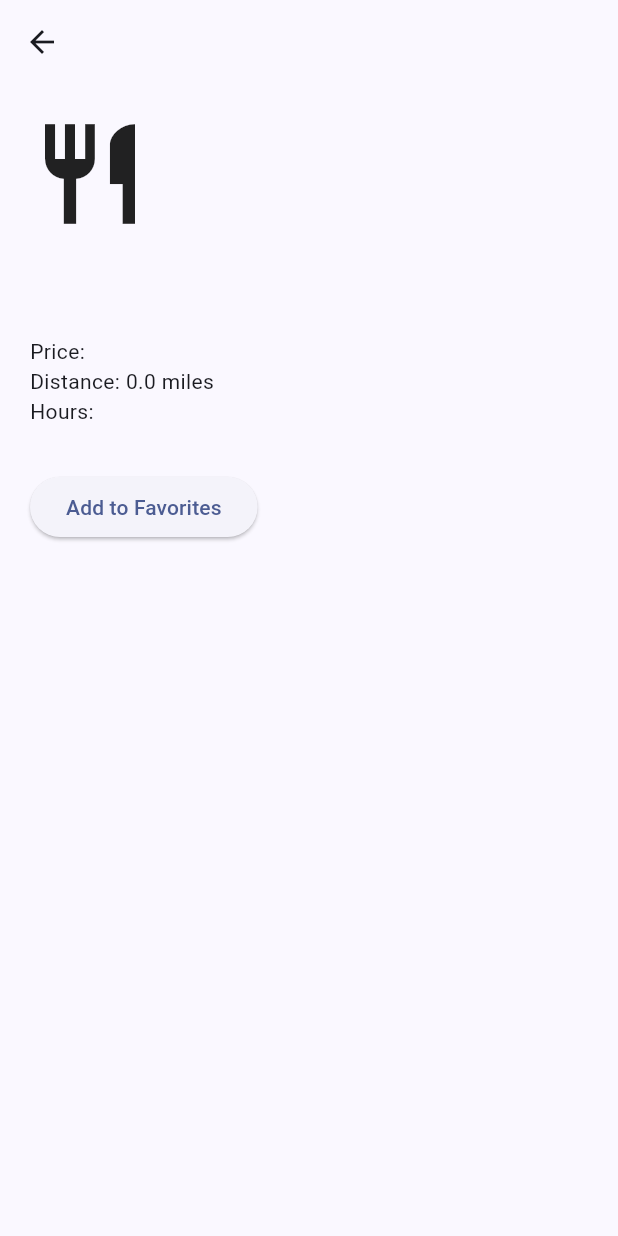
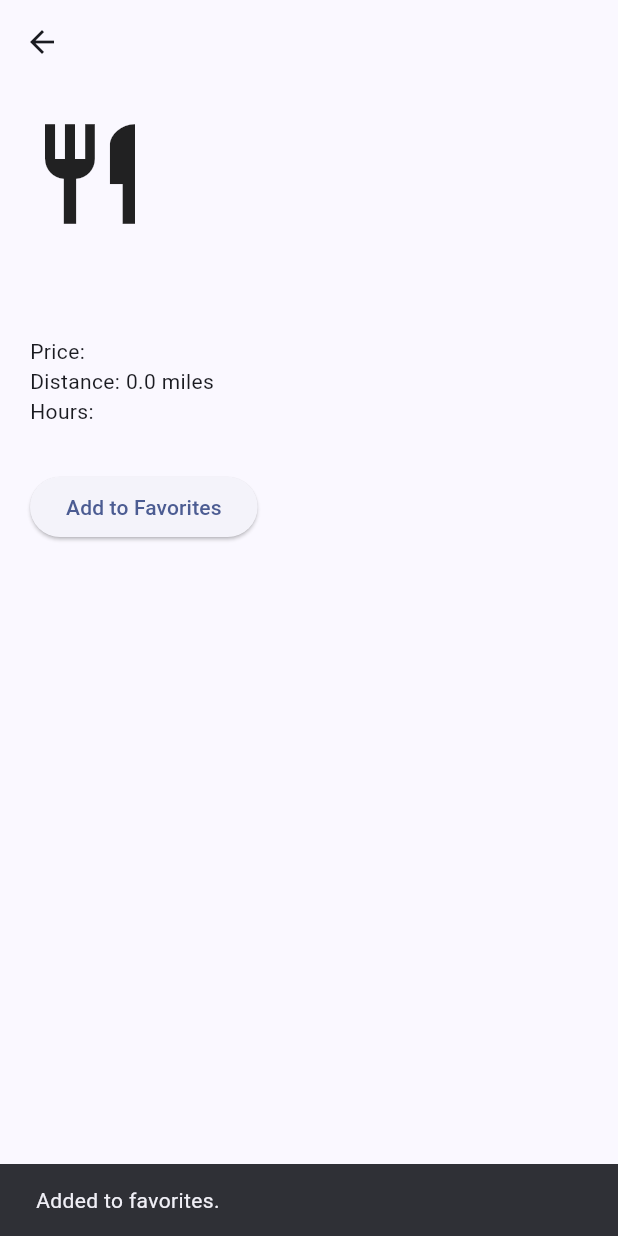
Before and after one commit to ryangpham/mad-project01, a Flutter app: the RestaurantDetailsScreen screen opened directly with empty values, after a tap on "Add to Favorites", on a phone screen of 412 x 824 dp. Run offline on Flutter 3.47's test engine with Material 3 defaults, Android fonts, the phone set to English and light mode, and no system bars; our stand-ins replace shared_preferences, sqflite_common_ffi, sqflite_common_ffi_web; accounts and stored records are empty.

Commit message:
feat: wire restaurant details favorites to db

```diff
--- a/lib/screens/restaurant_details_screen.dart
+++ b/lib/screens/restaurant_details_screen.dart
@@ -1,43 +1,127 @@
 import 'package:flutter/material.dart';
+
 import '../models/restaurant.dart';
+import '../services/database_helper.dart';
 
-class RestaurantDetailsScreen extends StatelessWidget {
+class RestaurantDetailsScreen extends StatefulWidget {
   final Restaurant restaurant;
 
   const RestaurantDetailsScreen({super.key, required this.restaurant});
 
   @override
+  State<RestaurantDetailsScreen> createState() =>
+      _RestaurantDetailsScreenState();
+}
+
+class _RestaurantDetailsScreenState extends State<RestaurantDetailsScreen> {
+  final DatabaseHelper _db = DatabaseHelper.instance;
+  late final Future<void> _databaseReady;
+  bool _isAddingFavorite = false;
+
+  @override
+  void initState() {
+    super.initState();
+    _databaseReady = _db.initializeDatabase();
+  }
+
+  Future<void> _addToFavorites() async {
+    if (_isAddingFavorite) {
+      return;
+    }
+
+    setState(() {
+      _isAddingFavorite = true;
+    });
+
+    try {
+      final existingFavorites = await _db.getFavorites();
+      final alreadyFavorited = existingFavorites.any(
+        (favorite) =>
+            favorite.name.trim().toLowerCase() ==
+            widget.restaurant.name.trim().toLowerCase(),
+      );
+
+      if (alreadyFavorited) {
+        if (!mounted) {
+          return;
+        }
+        ScaffoldMessenger.of(context).showSnackBar(
+          const SnackBar(content: Text('Restaurant is already in favorites.')),
+        );
+        return;
+      }
+
+      await _db.addFavorite(
+        Restaurant(
+          name: widget.restaurant.name,
+          price: widget.restaurant.price,
+          distance: widget.restaurant.distance,
+          hours: widget.restaurant.hours,
+        ),
+      );
+
+      if (!mounted) {
+        return;
+      }
+
+      ScaffoldMessenger.of(
+        context,
+      ).showSnackBar(const SnackBar(content: Text('Added to favorites.')));
+    } finally {
+      if (mounted) {
+        setState(() {
+          _isAddingFavorite = false;
+        });
+      }
+    }
+  }
+
+  @override
   Widget build(BuildContext context) {
     return Scaffold(
-      appBar: AppBar(title: Text(restaurant.name)),
-      body: Padding(
+      appBar: AppBar(title: Text(widget.restaurant.name)),
+      body: FutureBuilder<void>(
+        future: _databaseReady,
+        builder: (context, snapshot) {
+          if (snapshot.connectionState == ConnectionState.waiting) {
+            return const Center(child: CircularProgressIndicator());
+          }
+
+          if (snapshot.hasError) {
+            return const Center(
+              child: Text('Unable to connect to local database.'),
+            );
+          }
+
+          return Padding(
             padding: const EdgeInsets.all(20),
             child: Column(
               crossAxisAlignment: CrossAxisAlignment.start,
               children: [
                 const Icon(Icons.restaurant, size: 80),
-
                 const SizedBox(height: 20),
-
                 Text(
-              restaurant.name,
-              style: const TextStyle(fontSize: 26, fontWeight: FontWeight.bold),
+                  widget.restaurant.name,
+                  style: const TextStyle(
+                    fontSize: 26,
+                    fontWeight: FontWeight.bold,
                   ),
-
+                ),
                 const SizedBox(height: 10),
-
-            Text("Price: ${restaurant.price}"),
-            Text("Distance: ${restaurant.distance} miles"),
-            Text("Hours: ${restaurant.hours}"),
-
+                Text("Price: ${widget.restaurant.price}"),
+                Text("Distance: ${widget.restaurant.distance} miles"),
+                Text("Hours: ${widget.restaurant.hours}"),
                 const SizedBox(height: 30),
-
                 ElevatedButton(
-              onPressed: () {},
-              child: const Text("Add to Favorites"),
+                  onPressed: _isAddingFavorite ? null : _addToFavorites,
+                  child: Text(
+                    _isAddingFavorite ? 'Adding...' : 'Add to Favorites',
+                  ),
                 ),
               ],
             ),
+          );
+        },
       ),
     );
   }
```
Lines whose indentation alone changed are shown as unchanged.
